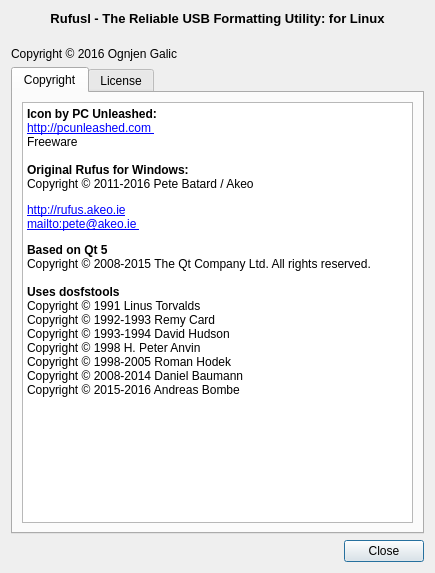
Above: ui/about.ui from smclt30p/Rufusl before the change. Below: the same form after it.
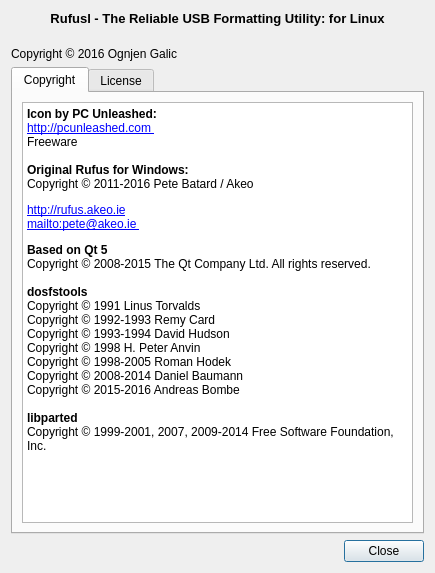
That is the form after the change.

Patch:
```diff
--- a/ui/about.ui
+++ b/ui/about.ui
@@ -84,14 +84,17 @@
 &lt;p style=&quot; margin-top:12px; margin-bottom:12px; margin-left:0px; margin-right:0px; -qt-block-indent:0; text-indent:0px;&quot;&gt;&lt;a href=&quot;http://rufus.akeo.ie&quot;&gt;&lt;span style=&quot; text-decoration: underline; color:#0000ff;&quot;&gt;http://rufus.akeo.ie&lt;/span&gt;&lt;/a&gt; &lt;br /&gt;&lt;a href=&quot;mailto:pete@akeo.ie &quot;&gt;&lt;span style=&quot; text-decoration: underline; color:#0000ff;&quot;&gt;mailto:pete@akeo.ie &lt;/span&gt;&lt;/a&gt;&lt;/p&gt;
 &lt;p style=&quot; margin-top:0px; margin-bottom:0px; margin-left:0px; margin-right:0px; -qt-block-indent:0; text-indent:0px;&quot;&gt;&lt;span style=&quot; font-weight:600;&quot;&gt;Based on Qt 5&lt;/span&gt;&lt;br /&gt;Copyright © 2008-2015 The Qt Company Ltd. All rights reserved.&lt;/p&gt;
 &lt;p style=&quot;-qt-paragraph-type:empty; margin-top:0px; margin-bottom:0px; margin-left:0px; margin-right:0px; -qt-block-indent:0; text-indent:0px;&quot;&gt;&lt;br /&gt;&lt;/p&gt;
-&lt;p style=&quot; margin-top:0px; margin-bottom:0px; margin-left:0px; margin-right:0px; -qt-block-indent:0; text-indent:0px;&quot;&gt;&lt;span style=&quot; font-weight:600;&quot;&gt;Uses dosfstools&lt;/span&gt;&lt;/p&gt;
+&lt;p style=&quot; margin-top:0px; margin-bottom:0px; margin-left:0px; margin-right:0px; -qt-block-indent:0; text-indent:0px;&quot;&gt;&lt;span style=&quot; font-weight:600;&quot;&gt;dosfstools&lt;/span&gt;&lt;/p&gt;
 &lt;p style=&quot; margin-top:0px; margin-bottom:0px; margin-left:0px; margin-right:0px; -qt-block-indent:0; text-indent:0px;&quot;&gt;Copyright © 1991 Linus Torvalds&lt;/p&gt;
 &lt;p style=&quot; margin-top:0px; margin-bottom:0px; margin-left:0px; margin-right:0px; -qt-block-indent:0; text-indent:0px;&quot;&gt;Copyright © 1992-1993 Remy Card &lt;/p&gt;
 &lt;p style=&quot; margin-top:0px; margin-bottom:0px; margin-left:0px; margin-right:0px; -qt-block-indent:0; text-indent:0px;&quot;&gt;Copyright © 1993-1994 David Hudson &lt;/p&gt;
 &lt;p style=&quot; margin-top:0px; margin-bottom:0px; margin-left:0px; margin-right:0px; -qt-block-indent:0; text-indent:0px;&quot;&gt;Copyright © 1998 H. Peter Anvin&lt;/p&gt;
 &lt;p style=&quot; margin-top:0px; margin-bottom:0px; margin-left:0px; margin-right:0px; -qt-block-indent:0; text-indent:0px;&quot;&gt;Copyright © 1998-2005 Roman Hodek&lt;/p&gt;
 &lt;p style=&quot; margin-top:0px; margin-bottom:0px; margin-left:0px; margin-right:0px; -qt-block-indent:0; text-indent:0px;&quot;&gt;Copyright © 2008-2014 Daniel Baumann&lt;/p&gt;
-&lt;p style=&quot; margin-top:0px; margin-bottom:0px; margin-left:0px; margin-right:0px; -qt-block-indent:0; text-indent:0px;&quot;&gt;Copyright © 2015-2016 Andreas Bombe&lt;/p&gt;&lt;/body&gt;&lt;/html&gt;</string>
+&lt;p style=&quot; margin-top:0px; margin-bottom:0px; margin-left:0px; margin-right:0px; -qt-block-indent:0; text-indent:0px;&quot;&gt;Copyright © 2015-2016 Andreas Bombe&lt;/p&gt;
+&lt;p style=&quot;-qt-paragraph-type:empty; margin-top:0px; margin-bottom:0px; margin-left:0px; margin-right:0px; -qt-block-indent:0; text-indent:0px;&quot;&gt;&lt;br /&gt;&lt;/p&gt;
+&lt;p style=&quot; margin-top:0px; margin-bottom:0px; margin-left:0px; margin-right:0px; -qt-block-indent:0; text-indent:0px;&quot;&gt;&lt;span style=&quot; font-weight:600;&quot;&gt;libparted&lt;/span&gt;&lt;/p&gt;
+&lt;p style=&quot; margin-top:0px; margin-bottom:0px; margin-left:0px; margin-right:0px; -qt-block-indent:0; text-indent:0px;&quot;&gt;Copyright © 1999-2001, 2007, 2009-2014 Free Software Foundation, Inc.&lt;/p&gt;&lt;/body&gt;&lt;/html&gt;</string>
            </property>
           </widget>
          </item>
```
